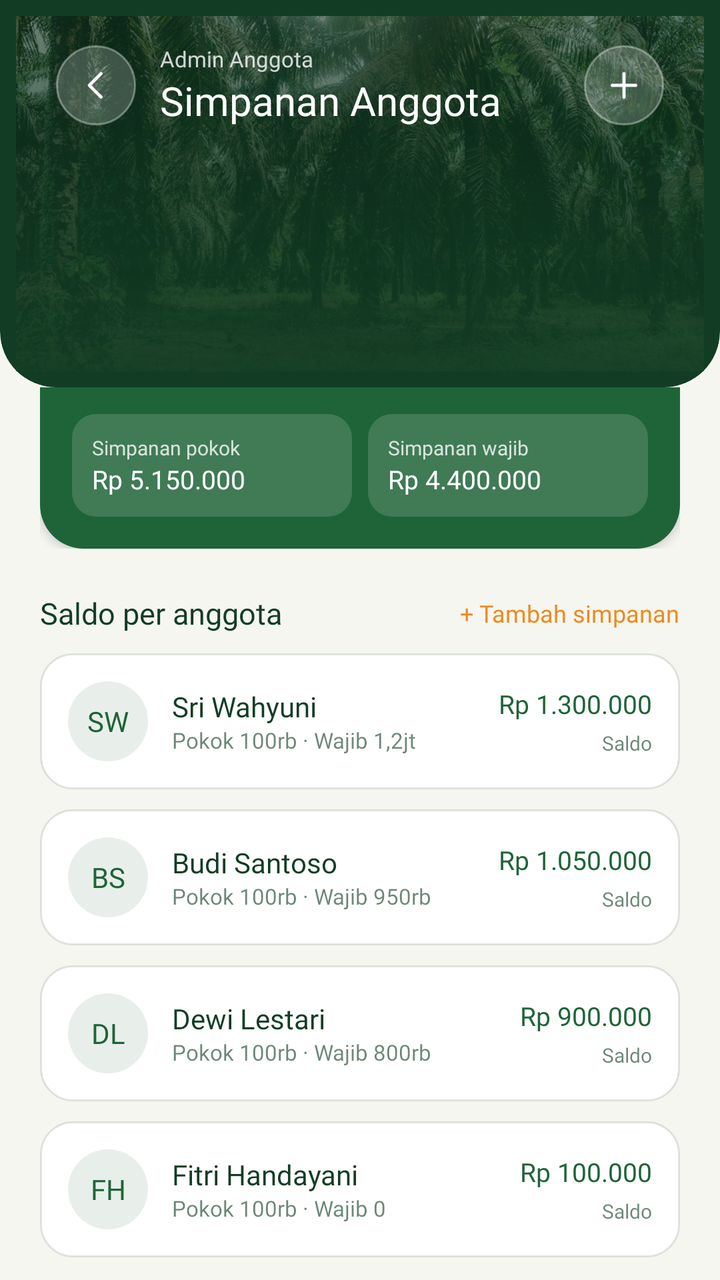
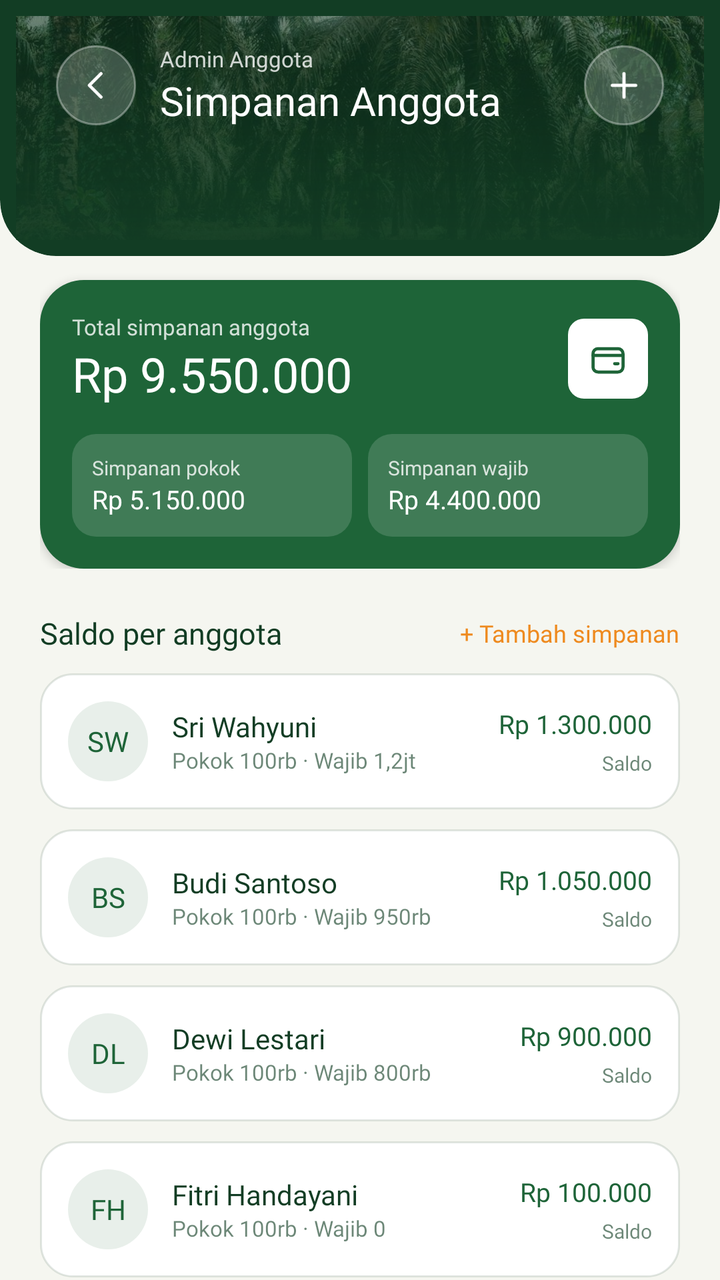

The first picture is an Android layout as it rendered before a commit; the second is the same layout after the commit. The layout source and the unified diff follow.
<!-- AndroidManifest.xml: application theme Theme.FeraDyahAyuPermatasari -->
<!-- res/layout/fragment_simpanan.xml -->
<?xml version="1.0" encoding="utf-8"?>
<androidx.constraintlayout.widget.ConstraintLayout xmlns:android="http://schemas.android.com/apk/res/android"
    xmlns:app="http://schemas.android.com/apk/res-auto"
    xmlns:tools="http://schemas.android.com/tools"
    android:layout_width="match_parent"
    android:layout_height="match_parent"
    android:background="@color/latar"
    tools:context=".sikuda.anggota.simpanan.SimpananFragment">

    <androidx.core.widget.NestedScrollView
        android:layout_width="0dp"
        android:layout_height="0dp"
        android:clipToPadding="false"
        android:paddingBottom="90dp"
        app:layout_constraintBottom_toBottomOf="parent"
        app:layout_constraintEnd_toEndOf="parent"
        app:layout_constraintStart_toStartOf="parent"
        app:layout_constraintTop_toTopOf="parent">

        <LinearLayout
            android:layout_width="match_parent"
            android:layout_height="wrap_content"
            android:orientation="vertical">
            
            <com.google.android.material.card.MaterialCardView
                android:id="@+id/header"
                android:layout_width="match_parent"
                android:layout_height="wrap_content"
                app:cardBackgroundColor="@color/hijau_tua"
                app:cardElevation="0dp"
                app:shapeAppearanceOverlay="@style/ShapeAppearance.Sikuda.HeaderBawah"
                app:strokeWidth="0dp">
                <ImageView
                    android:layout_width="match_parent"
                    android:layout_height="match_parent"
                    android:contentDescription="@string/desc_foto_sawit"
                    android:scaleType="centerCrop"
                    android:src="@drawable/foto_kebun_sawit" />
                <View
                    android:layout_width="match_parent"
                    android:layout_height="match_parent"
                    android:background="@drawable/bg_overlay_hijau" />
                <LinearLayout
                    android:layout_width="match_parent"
                    android:layout_height="wrap_content"
                    android:orientation="vertical"
                    android:paddingHorizontal="20dp"
                    android:paddingTop="14dp"
                    android:paddingBottom="80dp">
                    
                    <androidx.appcompat.widget.Toolbar
                        android:id="@+id/toolbar"
                        android:layout_width="match_parent"
                        android:layout_height="wrap_content"
                        android:background="@android:color/transparent"
                        android:minHeight="0dp"
                        app:contentInsetEnd="0dp"
                        app:contentInsetStart="0dp">
                        <LinearLayout
                            android:layout_width="match_parent"
                            android:layout_height="wrap_content"
                            android:gravity="center_vertical"
                            android:orientation="horizontal">
                            <FrameLayout
                                android:id="@+id/btnKembali"
                                android:layout_width="40dp"
                                android:layout_height="40dp"
                                android:background="@drawable/bg_tombol_kaca"
                                android:clickable="true"
                                android:focusable="true">
                                <ImageView
                                    android:layout_width="20dp"
                                    android:layout_height="20dp"
                                    android:layout_gravity="center"
                                    android:importantForAccessibility="no"
                                    android:src="@drawable/ic_arrow_back"
                                    app:tint="@color/putih" />
                            </FrameLayout>
                            <LinearLayout
                                android:layout_width="0dp"
                                android:layout_height="wrap_content"
                                android:layout_marginStart="12dp"
                                android:layout_weight="1"
                                android:orientation="vertical">
                                <TextView
                                    android:layout_width="wrap_content"
                                    android:layout_height="wrap_content"
                                    android:fontFamily="@font/poppins_regular"
                                    android:text="Admin Anggota"
                                    android:textColor="@color/putih_80"
                                    android:textSize="11sp" />
                                <TextView
                                    android:layout_width="wrap_content"
                                    android:layout_height="wrap_content"
                                    android:fontFamily="@font/poppins_bold"
                                    android:text="Simpanan Anggota"
                                    android:textColor="@color/putih"
                                    android:textSize="20sp" />
                            </LinearLayout>
                            <FrameLayout
                                android:id="@+id/btnTambah"
                                android:layout_width="40dp"
                                android:layout_height="40dp"
                                android:background="@drawable/bg_tombol_kaca"
                                android:clickable="true"
                                android:focusable="true"
                                android:layout_marginStart="8dp">
                                <ImageView
                                    android:layout_width="20dp"
                                    android:layout_height="20dp"
                                    android:layout_gravity="center"
                                    android:importantForAccessibility="no"
                                    android:src="@drawable/ic_plus"
                                    app:tint="@color/putih" />
                            </FrameLayout>
                        </LinearLayout>
                    </androidx.appcompat.widget.Toolbar>
                </LinearLayout>
            </com.google.android.material.card.MaterialCardView>
            <LinearLayout
                android:layout_width="match_parent"
                android:layout_height="wrap_content"
                android:orientation="vertical"
                android:paddingHorizontal="20dp">
                <LinearLayout
                    android:layout_marginTop="-64dp"
                    android:layout_width="match_parent"
                    android:layout_height="wrap_content"
                    android:background="@drawable/bg_kartu_hijau"
                    android:orientation="vertical"
                    android:padding="16dp"
                    android:elevation="3dp">
                    <LinearLayout
                        android:layout_width="match_parent"
                        android:layout_height="wrap_content"
                        android:gravity="center_vertical"
                        android:orientation="horizontal">
                        <LinearLayout
                            android:layout_width="0dp"
                            android:layout_height="wrap_content"
                            android:layout_weight="1"
                            android:orientation="vertical">
                            <TextView
                                android:layout_width="wrap_content"
                                android:layout_height="wrap_content"
                                android:fontFamily="@font/poppins_regular"
                                android:text="Total simpanan anggota"
                                android:textColor="@color/putih_80"
                                android:textSize="11sp" />
                            <TextView
                                android:layout_width="wrap_content"
                                android:layout_height="wrap_content"
                                android:fontFamily="@font/poppins_bold"
                                android:text="Rp 9.550.000"
                                android:textColor="@color/putih"
                                android:textSize="24sp" />
                        </LinearLayout>
                        <FrameLayout
                            android:layout_width="40dp"
                            android:layout_height="40dp"
                            android:background="@drawable/bg_segmen_aktif">
                            <ImageView
                                android:layout_width="20dp"
                                android:layout_height="20dp"
                                android:layout_gravity="center"
                                android:importantForAccessibility="no"
                                android:src="@drawable/ic_wallet"
                                app:tint="@color/hijau_sawit" />
                        </FrameLayout>
                    </LinearLayout>
                    <LinearLayout
                        android:layout_width="match_parent"
                        android:layout_height="wrap_content"
                        android:layout_marginTop="14dp"
                        android:gravity="center_vertical"
                        android:orientation="horizontal">
                        <LinearLayout
                            android:layout_width="0dp"
                            android:layout_height="wrap_content"
                            android:layout_weight="1"
                            android:background="@drawable/bg_kartu_hijau_muda"
                            android:orientation="vertical"
                            android:padding="10dp">
                            <TextView
                                android:layout_width="wrap_content"
                                android:layout_height="wrap_content"
                                android:fontFamily="@font/poppins_regular"
                                android:text="Simpanan pokok"
                                android:textColor="@color/putih_80"
                                android:textSize="10sp" />
                            <TextView
                                android:layout_width="wrap_content"
                                android:layout_height="wrap_content"
                                android:fontFamily="@font/poppins_bold"
                                android:text="Rp 5.150.000"
                                android:textColor="@color/putih"
                                android:textSize="13sp" />
                        </LinearLayout>
                        <LinearLayout
                            android:layout_width="0dp"
                            android:layout_height="wrap_content"
                            android:layout_weight="1"
                            android:layout_marginStart="8dp"
                            android:background="@drawable/bg_kartu_hijau_muda"
                            android:orientation="vertical"
                            android:padding="10dp">
                            <TextView
                                android:layout_width="wrap_content"
                                android:layout_height="wrap_content"
                                android:fontFamily="@font/poppins_regular"
                                android:text="Simpanan wajib"
                                android:textColor="@color/putih_80"
                                android:textSize="10sp" />
                            <TextView
                                android:layout_width="wrap_content"
                                android:layout_height="wrap_content"
                                android:fontFamily="@font/poppins_bold"
                                android:text="Rp 4.400.000"
                                android:textColor="@color/putih"
                                android:textSize="13sp" />
                        </LinearLayout>
                    </LinearLayout>
                </LinearLayout>
            </LinearLayout>
            <LinearLayout
                android:layout_width="match_parent"
                android:layout_height="wrap_content"
                android:layout_marginTop="22dp"
                android:gravity="center_vertical"
                android:orientation="horizontal"
                android:paddingHorizontal="20dp">
                <TextView
                    android:layout_width="0dp"
                    android:layout_height="wrap_content"
                    android:fontFamily="@font/poppins_bold"
                    android:text="Saldo per anggota"
                    android:textColor="@color/teks_utama"
                    android:textSize="15sp"
                    android:layout_weight="1" />
                <TextView
                    android:id="@+id/btnTambahSimpanan"
                    android:layout_width="wrap_content"
                    android:layout_height="wrap_content"
                    android:fontFamily="@font/poppins_medium"
                    android:text="+ Tambah simpanan"
                    android:textColor="@color/oranye_tandan"
                    android:textSize="12sp" />
            </LinearLayout>
            <LinearLayout
                android:layout_width="match_parent"
                android:layout_height="wrap_content"
                android:orientation="vertical"
                android:paddingHorizontal="20dp">
                <LinearLayout
                    android:layout_width="match_parent"
                    android:layout_height="wrap_content"
                    android:layout_marginTop="10dp"
                    android:background="@drawable/bg_kartu"
                    android:gravity="center_vertical"
                    android:orientation="horizontal"
                    android:padding="14dp">
                    <TextView
                        android:layout_width="40dp"
                        android:layout_height="40dp"
                        android:background="@drawable/bg_avatar_hijau"
                        android:fontFamily="@font/poppins_bold"
                        android:gravity="center"
                        android:text="SW"
                        android:textColor="@color/hijau_sawit"
                        android:textSize="14sp" />
                    <LinearLayout
                        android:layout_width="0dp"
                        android:layout_height="wrap_content"
                        android:layout_marginStart="12dp"
                        android:layout_weight="1"
                        android:orientation="vertical">
                        <TextView
                            android:layout_width="wrap_content"
                            android:layout_height="wrap_content"
                            android:fontFamily="@font/poppins_bold"
                            android:text="Sri Wahyuni"
                            android:textColor="@color/teks_utama"
                            android:textSize="14sp" />
                        <TextView
                            android:layout_width="wrap_content"
                            android:layout_height="wrap_content"
                            android:fontFamily="@font/poppins_regular"
                            android:text="Pokok 100rb · Wajib 1,2jt"
                            android:textColor="@color/teks_muted"
                            android:textSize="11sp" />
                    </LinearLayout>
                    <LinearLayout
                        android:layout_width="wrap_content"
                        android:layout_height="wrap_content"
                        android:gravity="end"
                        android:orientation="vertical">
                        <TextView
                            android:layout_width="wrap_content"
                            android:layout_height="wrap_content"
                            android:fontFamily="@font/poppins_bold"
                            android:text="Rp 1.300.000"
                            android:textColor="@color/hijau_sawit"
                            android:textSize="13sp" />
                        <TextView
                            android:layout_width="wrap_content"
                            android:layout_height="wrap_content"
                            android:fontFamily="@font/poppins_regular"
                            android:text="Saldo"
                            android:textColor="@color/teks_muted"
                            android:textSize="10sp"
                            android:layout_marginTop="4dp" />
                    </LinearLayout>
                </LinearLayout>
                <LinearLayout
                    android:layout_width="match_parent"
                    android:layout_height="wrap_content"
                    android:layout_marginTop="10dp"
                    android:background="@drawable/bg_kartu"
                    android:gravity="center_vertical"
                    android:orientation="horizontal"
                    android:padding="14dp">
                    <TextView
                        android:layout_width="40dp"
                        android:layout_height="40dp"
                        android:background="@drawable/bg_avatar_hijau"
                        android:fontFamily="@font/poppins_bold"
                        android:gravity="center"
                        android:text="BS"
                        android:textColor="@color/hijau_sawit"
                        android:textSize="14sp" />
                    <LinearLayout
                        android:layout_width="0dp"
                        android:layout_height="wrap_content"
                        android:layout_marginStart="12dp"
                        android:layout_weight="1"
                        android:orientation="vertical">
                        <TextView
                            android:layout_width="wrap_content"
                            android:layout_height="wrap_content"
                            android:fontFamily="@font/poppins_bold"
                            android:text="Budi Santoso"
                            android:textColor="@color/teks_utama"
                            android:textSize="14sp" />
                        <TextView
                            android:layout_width="wrap_content"
                            android:layout_height="wrap_content"
                            android:fontFamily="@font/poppins_regular"
                            android:text="Pokok 100rb · Wajib 950rb"
                            android:textColor="@color/teks_muted"
                            android:textSize="11sp" />
                    </LinearLayout>
                    <LinearLayout
                        android:layout_width="wrap_content"
                        android:layout_height="wrap_content"
                        android:gravity="end"
                        android:orientation="vertical">
                        <TextView
                            android:layout_width="wrap_content"
                            android:layout_height="wrap_content"
                            android:fontFamily="@font/poppins_bold"
                            android:text="Rp 1.050.000"
                            android:textColor="@color/hijau_sawit"
                            android:textSize="13sp" />
                        <TextView
                            android:layout_width="wrap_content"
                            android:layout_height="wrap_content"
                            android:fontFamily="@font/poppins_regular"
                            android:text="Saldo"
                            android:textColor="@color/teks_muted"
                            android:textSize="10sp"
                            android:layout_marginTop="4dp" />
                    </LinearLayout>
                </LinearLayout>
                <LinearLayout
                    android:layout_width="match_parent"
                    android:layout_height="wrap_content"
                    android:layout_marginTop="10dp"
                    android:background="@drawable/bg_kartu"
                    android:gravity="center_vertical"
                    android:orientation="horizontal"
                    android:padding="14dp">
                    <TextView
                        android:layout_width="40dp"
                        android:layout_height="40dp"
                        android:background="@drawable/bg_avatar_hijau"
                        android:fontFamily="@font/poppins_bold"
                        android:gravity="center"
                        android:text="DL"
                        android:textColor="@color/hijau_sawit"
                        android:textSize="14sp" />
                    <LinearLayout
                        android:layout_width="0dp"
                        android:layout_height="wrap_content"
                        android:layout_marginStart="12dp"
                        android:layout_weight="1"
                        android:orientation="vertical">
                        <TextView
                            android:layout_width="wrap_content"
                            android:layout_height="wrap_content"
                            android:fontFamily="@font/poppins_bold"
                            android:text="Dewi Lestari"
                            android:textColor="@color/teks_utama"
                            android:textSize="14sp" />
                        <TextView
                            android:layout_width="wrap_content"
                            android:layout_height="wrap_content"
                            android:fontFamily="@font/poppins_regular"
                            android:text="Pokok 100rb · Wajib 800rb"
                            android:textColor="@color/teks_muted"
                            android:textSize="11sp" />
                    </LinearLayout>
                    <LinearLayout
                        android:layout_width="wrap_content"
                        android:layout_height="wrap_content"
                        android:gravity="end"
                        android:orientation="vertical">
                        <TextView
                            android:layout_width="wrap_content"
                            android:layout_height="wrap_content"
                            android:fontFamily="@font/poppins_bold"
                            android:text="Rp 900.000"
                            android:textColor="@color/hijau_sawit"
                            android:textSize="13sp" />
                        <TextView
                            android:layout_width="wrap_content"
                            android:layout_height="wrap_content"
                            android:fontFamily="@font/poppins_regular"
                            android:text="Saldo"
                            android:textColor="@color/teks_muted"
                            android:textSize="10sp"
                            android:layout_marginTop="4dp" />
                    </LinearLayout>
                </LinearLayout>
                <LinearLayout
                    android:layout_width="match_parent"
                    android:layout_height="wrap_content"
                    android:layout_marginTop="10dp"
                    android:background="@drawable/bg_kartu"
                    android:gravity="center_vertical"
                    android:orientation="horizontal"
                    android:padding="14dp">
                    <TextView
                        android:layout_width="40dp"
                        android:layout_height="40dp"
                        android:background="@drawable/bg_avatar_hijau"
                        android:fontFamily="@font/poppins_bold"
                        android:gravity="center"
                        android:text="FH"
                        android:textColor="@color/hijau_sawit"
                        android:textSize="14sp" />
                    <LinearLayout
                        android:layout_width="0dp"
                        android:layout_height="wrap_content"
                        android:layout_marginStart="12dp"
                        android:layout_weight="1"
                        android:orientation="vertical">
                        <TextView
                            android:layout_width="wrap_content"
                            android:layout_height="wrap_content"
                            android:fontFamily="@font/poppins_bold"
                            android:text="Fitri Handayani"
                            android:textColor="@color/teks_utama"
                            android:textSize="14sp" />
                        <TextView
                            android:layout_width="wrap_content"
                            android:layout_height="wrap_content"
                            android:fontFamily="@font/poppins_regular"
                            android:text="Pokok 100rb · Wajib 0"
                            android:textColor="@color/teks_muted"
                            android:textSize="11sp" />
                    </LinearLayout>
                    <LinearLayout
                        android:layout_width="wrap_content"
                        android:layout_height="wrap_content"
                        android:gravity="end"
                        android:orientation="vertical">
                        <TextView
                            android:layout_width="wrap_content"
                            android:layout_height="wrap_content"
                            android:fontFamily="@font/poppins_bold"
                            android:text="Rp 100.000"
                            android:textColor="@color/hijau_sawit"
                            android:textSize="13sp" />
                        <TextView
                            android:layout_width="wrap_content"
                            android:layout_height="wrap_content"
                            android:fontFamily="@font/poppins_regular"
                            android:text="Saldo"
                            android:textColor="@color/teks_muted"
                            android:textSize="10sp"
                            android:layout_marginTop="4dp" />
                    </LinearLayout>
                </LinearLayout>
            </LinearLayout>
        </LinearLayout>
    </androidx.core.widget.NestedScrollView>
</androidx.constraintlayout.widget.ConstraintLayout>
<!-- resources referenced by this layout -->
<resources>
  <color name="hijau_sawit">#1E6438</color>
  <color name="hijau_tua">#123D24</color>
  <color name="latar">#F5F6F0</color>
  <color name="oranye_tandan">#EE8A1F</color>
  <color name="putih">#FFFFFF</color>
  <color name="putih_80">#CCFFFFFF</color>
  <color name="teks_muted">#9E123D24</color>
  <color name="teks_utama">#123D24</color>
  <!-- drawable bg_avatar_hijau (drawable) -->
  <?xml version="1.0" encoding="utf-8"?>
  <shape xmlns:android="http://schemas.android.com/apk/res/android" android:shape="oval">
      <solid android:color="@color/hijau_soft" />
  </shape>
  <!-- drawable bg_kartu (drawable) -->
  <?xml version="1.0" encoding="utf-8"?>
  <shape xmlns:android="http://schemas.android.com/apk/res/android" android:shape="rectangle">
      <solid android:color="@color/putih" />
      <corners android:radius="16dp" />
      <stroke android:width="1dp" android:color="@color/garis" />
  </shape>
  <!-- drawable bg_kartu_hijau (drawable) -->
  <?xml version="1.0" encoding="utf-8"?>
  <shape xmlns:android="http://schemas.android.com/apk/res/android" android:shape="rectangle">
      <solid android:color="@color/hijau_sawit" />
      <corners android:radius="22dp" />
  </shape>
  <!-- drawable bg_kartu_hijau_muda (drawable) -->
  <?xml version="1.0" encoding="utf-8"?>
  <shape xmlns:android="http://schemas.android.com/apk/res/android" android:shape="rectangle">
      <solid android:color="#26FFFFFF" />
      <corners android:radius="12dp" />
  </shape>
  <!-- drawable bg_overlay_hijau (drawable) -->
  <?xml version="1.0" encoding="utf-8"?>
  <shape xmlns:android="http://schemas.android.com/apk/res/android" android:shape="rectangle">
      <gradient android:angle="270" android:startColor="#8C123D24" android:endColor="#F2123D24" />
  </shape>
  <!-- drawable bg_segmen_aktif (drawable) -->
  <?xml version="1.0" encoding="utf-8"?>
  <shape xmlns:android="http://schemas.android.com/apk/res/android" android:shape="rectangle">
      <solid android:color="@color/putih" />
      <corners android:radius="8dp" />
  </shape>
  <!-- drawable bg_tombol_kaca (drawable) -->
  <?xml version="1.0" encoding="utf-8"?>
  <shape xmlns:android="http://schemas.android.com/apk/res/android" android:shape="oval">
      <solid android:color="@color/putih_20" />
      <stroke android:width="1dp" android:color="#59FFFFFF" />
  </shape>
  <!-- drawable ic_arrow_back (drawable) -->
  <?xml version="1.0" encoding="utf-8"?>
  <vector xmlns:android="http://schemas.android.com/apk/res/android"
      android:width="24dp"
      android:height="24dp"
      android:viewportWidth="24"
      android:viewportHeight="24">
      <path
          android:fillColor="#00000000"
          android:pathData="M15,5l-7,7 7,7"
          android:strokeWidth="1.9"
          android:strokeColor="#FFFFFFFF"
          android:strokeLineCap="round"
          android:strokeLineJoin="round" />
  </vector>
  <string name="desc_foto_sawit">Foto kebun kelapa sawit</string>
  <style name="ShapeAppearance.Sikuda.HeaderBawah" parent="">
          <item name="cornerFamily">rounded</item>
          <item name="cornerSizeTopLeft">0dp</item>
          <item name="cornerSizeTopRight">0dp</item>
          <item name="cornerSizeBottomLeft">28dp</item>
          <item name="cornerSizeBottomRight">28dp</item>
      </style>
  <style name="Theme.FeraDyahAyuPermatasari" parent="Base.Theme.FeraDyahAyuPermatasari" />
  <color name="hijau_soft">#1A1E6438</color>
  <color name="garis">#1F123D24</color>
  <color name="putih_20">#33FFFFFF</color>
  <style name="Base.Theme.FeraDyahAyuPermatasari" parent="Theme.Material3.DayNight.NoActionBar">
          
          
      </style>
  <!-- unchanged entries left out for length: 3 -->
</resources>

<!-- the commit's change to res/layout/fragment_simpanan.xml (unified diff, before → after) -->
@@ -11,7 +11,7 @@
         android:layout_width="0dp"
         android:layout_height="0dp"
         android:clipToPadding="false"
-        android:paddingBottom="90dp"
+        android:paddingBottom="20dp"
         app:layout_constraintBottom_toBottomOf="parent"
         app:layout_constraintEnd_toEndOf="parent"
         app:layout_constraintStart_toStartOf="parent"
@@ -25,7 +25,7 @@
             <com.google.android.material.card.MaterialCardView
                 android:id="@+id/header"
                 android:layout_width="match_parent"
-                android:layout_height="wrap_content"
+                android:layout_height="128dp"
                 app:cardBackgroundColor="@color/hijau_tua"
                 app:cardElevation="0dp"
                 app:shapeAppearanceOverlay="@style/ShapeAppearance.Sikuda.HeaderBawah"
@@ -46,7 +46,7 @@
                     android:orientation="vertical"
                     android:paddingHorizontal="20dp"
                     android:paddingTop="14dp"
-                    android:paddingBottom="80dp">
+                    android:paddingBottom="12dp">
                     
                     <androidx.appcompat.widget.Toolbar
                         android:id="@+id/toolbar"
@@ -123,7 +123,7 @@
                 android:orientation="vertical"
                 android:paddingHorizontal="20dp">
                 <LinearLayout
-                    android:layout_marginTop="-64dp"
+                    android:layout_marginTop="12dp"
                     android:layout_width="match_parent"
                     android:layout_height="wrap_content"
                     android:background="@drawable/bg_kartu_hijau"
